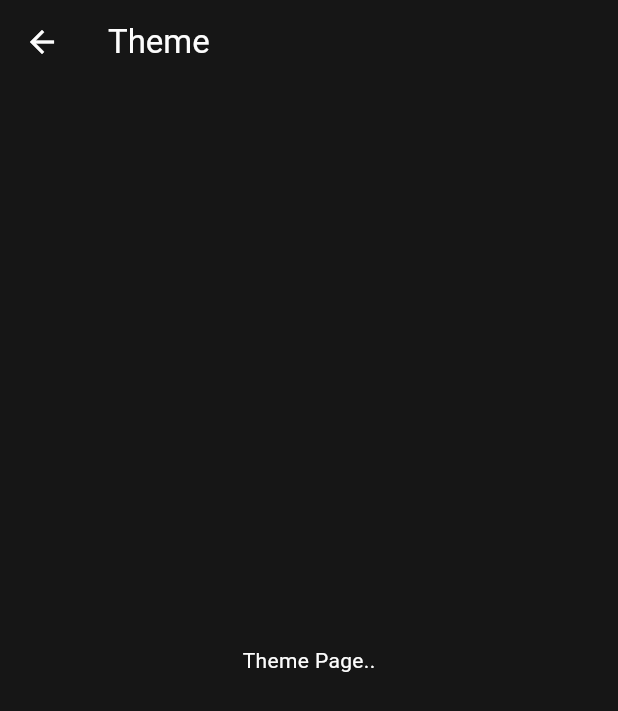
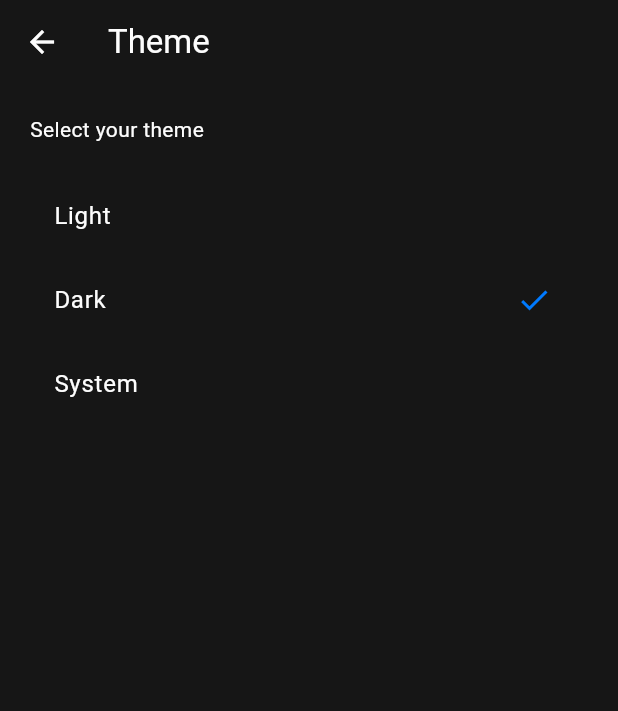
Before and after one commit to Room-Track/room_track_flutterapp, a Flutter app: the ThemeSettingsPage screen opened directly, on a phone screen of 412 x 824 dp. Shown: the top 711 px of the screen. Run offline on Flutter 3.47's test engine with Material 3 defaults, Android fonts, the phone set to English and light mode, and no system bars; our stand-ins replace firebase_auth, firebase_core, flutter_dotenv, flutter_riverpod, flutter_svg, shimmer; accounts and stored records are empty.

Commit message:
change theme

```diff
--- a/lib/views/settings/theme.dart
+++ b/lib/views/settings/theme.dart
@@ -1,15 +1,62 @@
 import 'package:flutter/material.dart';
+import 'package:flutter_riverpod/flutter_riverpod.dart';
+import 'package:room_track_flutterapp/providers/theme.dart';
 
-class ThemeSettingsPage extends StatelessWidget {
-  const ThemeSettingsPage({super.key});
+class ThemeSettingsPage extends ConsumerStatefulWidget {
+  ThemeSettingsPage({super.key});
+
+  final List<Map<String, ThemeMode>> themes = [
+    {'Light': ThemeMode.light},
+    {'Dark': ThemeMode.dark},
+    {'System': ThemeMode.system},
+  ];
+
+  @override
+  ConsumerState<ThemeSettingsPage> createState() => _ThemeSettingsPageState();
+}
+
+class _ThemeSettingsPageState extends ConsumerState<ThemeSettingsPage> {
+  String _selectedTheme = "";
+
+  void _onTap(String name) {
+    _selectedTheme = name;
+    ref.read(themeProvider).changeColorSchemeName(name);
+    setState(() {});
+  }
+
   @override
   Widget build(BuildContext context) {
+    final theme = Theme.of(context);
+    _selectedTheme = ref.watch(themeProvider).colorSchemeName;
     return Scaffold(
       appBar: AppBar(
         title: Text("Theme"),
       ),
-      body: Center(
-        child: Text("Theme Page.."),
+      body: Padding(
+        padding: const EdgeInsets.all(20.0),
+        child: Column(
+          crossAxisAlignment: CrossAxisAlignment.start,
+          children: [
+            Text('Select your theme'),
+            SizedBox(height: 20),
+            Expanded(
+                child: ListView.builder(
+              itemCount: widget.themes.length,
+              itemBuilder: (context, index) {
+                final name = widget.themes[index].keys.first;
+                return ListTile(
+                  title: Text(name),
+                  trailing: _selectedTheme == name
+                      ? Icon(Icons.check, color: theme.colorScheme.primary)
+                      : null,
+                  onTap: () {
+                    _onTap(name);
+                  },
+                );
+              },
+            )),
+          ],
+        ),
       ),
     );
   }
```
